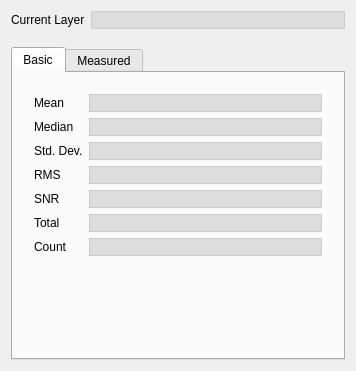
The window that specviz/data/qt/ui/statistics_plugin.ui (spacetelescope/specviz) describes before a commit, drawn with Qt 5.
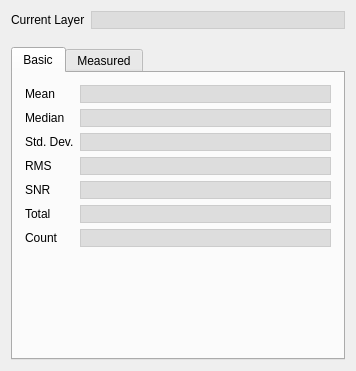
The same window after the commit.

What changed in the file:
```diff
--- a/specviz/data/qt/ui/statistics_plugin.ui
+++ b/specviz/data/qt/ui/statistics_plugin.ui
@@ -66,6 +66,18 @@
        <string>Basic</string>
       </attribute>
       <layout class="QVBoxLayout" name="verticalLayout_2">
+       <property name="leftMargin">
+        <number>0</number>
+       </property>
+       <property name="topMargin">
+        <number>0</number>
+       </property>
+       <property name="rightMargin">
+        <number>0</number>
+       </property>
+       <property name="bottomMargin">
+        <number>0</number>
+       </property>
        <item>
         <layout class="QFormLayout" name="formLayout">
          <property name="fieldGrowthPolicy">
```
Left out of the diff: 12 changed lines with no effect on the pictures.
